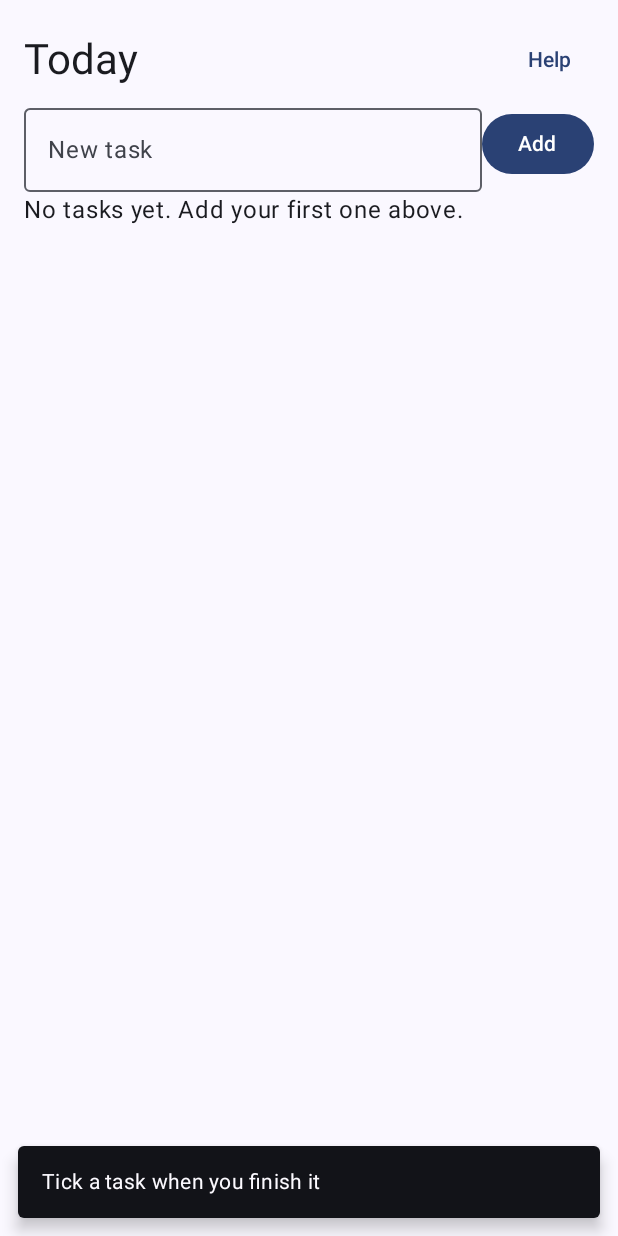
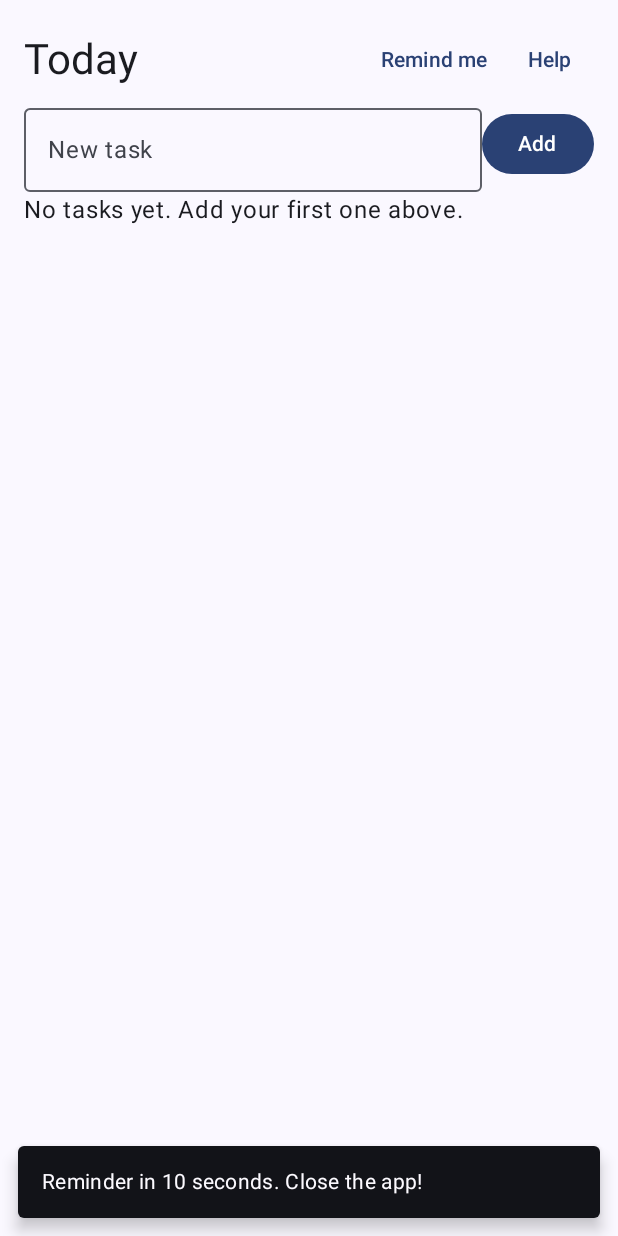
Before and after one commit to MunirahHassan/CSC402_Labs, an Android app built with Jetpack Compose: the screen it shows after launch (MainActivity), after a tap on "Help", on a phone screen of 412 x 824 dp. Run offline under Robolectric (Android 15) with nearby library versions, the phone set to English and light mode, and no system bars; our stand-ins replace Room's generated code; 1 statement that could not run was skipped; 1 other tap on this screen came first.

Commit message:
Complete Lecture 12: Implement Focus Banner and Daily Reminder

```diff
--- a/StudyPlanner/app/build.gradle.kts
+++ b/StudyPlanner/app/build.gradle.kts
@@ -61,5 +61,5 @@ dependencies {
     val roomVersion = "2.8.5"
     implementation("androidx.room:room-runtime:${roomVersion}")
     ksp("androidx.room:room-compiler:$roomVersion")
-
+    implementation("androidx.work:work-runtime-ktx:2.12.0")
 }
--- a/StudyPlanner/app/src/main/AndroidManifest.xml
+++ b/StudyPlanner/app/src/main/AndroidManifest.xml
@@ -1,7 +1,7 @@
 <?xml version="1.0" encoding="utf-8"?>
 <manifest xmlns:android="http://schemas.android.com/apk/res/android"
     xmlns:tools="http://schemas.android.com/tools">
-
+    <uses-permission android:name="android.permission.POST_NOTIFICATIONS" />
     <application
         android:allowBackup="true"
         android:dataExtractionRules="@xml/data_extraction_rules"
--- /dev/null
+++ b/StudyPlanner/app/src/main/java/sa/edu/iau/cshj/studyplanner/AirplaneMode.kt
@@ -0,0 +1,53 @@
+package sa.edu.iau.cshj.studyplanner
+
+import android.content.BroadcastReceiver
+import android.content.Context
+import android.content.Intent
+import android.content.IntentFilter
+import android.provider.Settings
+import androidx.compose.runtime.Composable
+import androidx.compose.runtime.DisposableEffect
+import androidx.compose.runtime.getValue
+import androidx.compose.runtime.mutableStateOf
+import androidx.compose.runtime.remember
+import androidx.compose.runtime.setValue
+import androidx.compose.ui.platform.LocalContext
+import androidx.core.content.ContextCompat
+
+class AirplaneModeReceiver(
+    private val onChange: (Boolean) -> Unit
+) : BroadcastReceiver() {
+    override fun onReceive(context: Context, intent: Intent) {
+        val isOn = intent.getBooleanExtra("state", false)
+        onChange(isOn)
+    }
+}
+
+fun isAirplaneModeOn(context: Context): Boolean =
+    Settings.Global.getInt(
+        context.contentResolver, Settings.Global.AIRPLANE_MODE_ON, 0
+    ) != 0
+
+@Composable
+fun rememberAirplaneModeOn(): Boolean {
+    val context = LocalContext.current
+    var isOn by remember {
+        mutableStateOf(isAirplaneModeOn(context))
+    }
+
+    DisposableEffect(context) {
+        val receiver = AirplaneModeReceiver { newValue ->
+            isOn = newValue
+        }
+        ContextCompat.registerReceiver(
+            context,
+            receiver,
+            IntentFilter(Intent.ACTION_AIRPLANE_MODE_CHANGED),
+            ContextCompat.RECEIVER_EXPORTED
+        )
+        onDispose {
+            context.unregisterReceiver(receiver)
+        }
+    }
+    return isOn
+}
--- a/StudyPlanner/app/src/main/java/sa/edu/iau/cshj/studyplanner/MainActivity.kt
+++ b/StudyPlanner/app/src/main/java/sa/edu/iau/cshj/studyplanner/MainActivity.kt
@@ -11,6 +11,8 @@ import sa.edu.iau.cshj.studyplanner.ui.theme.StudyPlannerTheme
 class MainActivity : ComponentActivity() {
     override fun onCreate(savedInstanceState: Bundle?) {
         super.onCreate(savedInstanceState)
+        createReminderChannel(this)
+        scheduleDailyReminder(this)
         enableEdgeToEdge()
         setContent {
             StudyPlannerTheme {
--- /dev/null
+++ b/StudyPlanner/app/src/main/java/sa/edu/iau/cshj/studyplanner/NotificationHelper.kt
@@ -0,0 +1,44 @@
+package sa.edu.iau.cshj.studyplanner
+
+
+import android.Manifest
+import android.app.NotificationChannel
+import android.app.NotificationManager
+import android.content.Context
+import android.content.pm.PackageManager
+import android.os.Build
+import androidx.core.app.NotificationCompat
+import androidx.core.app.NotificationManagerCompat
+import androidx.core.content.ContextCompat
+
+const val REMINDER_CHANNEL_ID = "study_reminders"
+
+fun createReminderChannel(context: Context) {
+    if (Build.VERSION.SDK_INT >= Build.VERSION_CODES.O) {
+        val channel = NotificationChannel(
+            REMINDER_CHANNEL_ID,
+            "Study reminders",
+            NotificationManager.IMPORTANCE_DEFAULT
+        )
+        channel.description = "A daily reminder of unfinished tasks"
+        val manager = context.getSystemService(NotificationManager::class.java)
+        manager.createNotificationChannel(channel)
+    }
+}
+
+fun showReminder(context: Context, unfinished: Int) {
+    if (Build.VERSION.SDK_INT >= Build.VERSION_CODES.TIRAMISU &&
+        ContextCompat.checkSelfPermission(
+            context, Manifest.permission.POST_NOTIFICATIONS
+        ) != PackageManager.PERMISSION_GRANTED
+    ) {
+        return
+    }
+    val notification = NotificationCompat
+        .Builder(context, REMINDER_CHANNEL_ID)
+        .setSmallIcon(R.drawable.ic_notifications)
+        .setContentTitle("Study Planner")
+        .setContentText("You have $unfinished unfinished tasks.")
+        .build()
+    NotificationManagerCompat.from(context).notify(1, notification)
+}
--- /dev/null
+++ b/StudyPlanner/app/src/main/java/sa/edu/iau/cshj/studyplanner/NotificationPermission.kt
@@ -0,0 +1,20 @@
+package sa.edu.iau.cshj.studyplanner
+
+import android.Manifest
+import android.os.Build
+import androidx.activity.compose.rememberLauncherForActivityResult
+import androidx.activity.result.contract.ActivityResultContracts
+import androidx.compose.runtime.Composable
+import androidx.compose.runtime.LaunchedEffect
+
+@Composable
+fun AskNotificationPermission() {
+    if (Build.VERSION.SDK_INT < Build.VERSION_CODES.TIRAMISU) return
+    val launcher = rememberLauncherForActivityResult(
+        ActivityResultContracts.RequestPermission()
+    ) { granted ->
+    }
+    LaunchedEffect(Unit) {
+        launcher.launch(Manifest.permission.POST_NOTIFICATIONS)
+    }
+}
--- /dev/null
+++ b/StudyPlanner/app/src/main/java/sa/edu/iau/cshj/studyplanner/ReminderWorker.kt
@@ -0,0 +1,41 @@
+package sa.edu.iau.cshj.studyplanner
+
+import android.content.Context
+import androidx.work.Constraints
+import androidx.work.CoroutineWorker
+import androidx.work.ExistingPeriodicWorkPolicy
+import androidx.work.PeriodicWorkRequestBuilder
+import androidx.work.WorkManager
+import androidx.work.WorkerParameters
+import java.util.concurrent.TimeUnit
+
+class ReminderWorker(
+    context: Context,
+    params: WorkerParameters
+) : CoroutineWorker(context, params) {
+    override suspend fun doWork(): Result {
+        val database = StudyDatabase.getDatabase(applicationContext)
+        val unfinished = database.studyTaskDao().countUnfinished()
+
+        if (unfinished > 0) {
+            showReminder(applicationContext, unfinished)
+        }
+        return Result.success()
+    }
+}
+
+fun scheduleDailyReminder(context: Context) {
+    val constraints = Constraints.Builder()
+        .setRequiresBatteryNotLow(true)
+        .build()
+
+    val request = PeriodicWorkRequestBuilder<ReminderWorker>(1, TimeUnit.DAYS)
+        .setConstraints(constraints)
+        .build()
+
+    WorkManager.getInstance(context).enqueueUniquePeriodicWork(
+        "daily_reminder",
+        ExistingPeriodicWorkPolicy.KEEP,
+        request
+    )
+}
--- a/StudyPlanner/app/src/main/java/sa/edu/iau/cshj/studyplanner/StudyTaskDao.kt
+++ b/StudyPlanner/app/src/main/java/sa/edu/iau/cshj/studyplanner/StudyTaskDao.kt
@@ -18,5 +18,6 @@ interface StudyTaskDao {
     suspend fun update(task: StudyTask)
     @Delete
     suspend fun delete(task: StudyTask)
-
+    @Query("SELECT COUNT(*) FROM study_tasks WHERE is_done = 0")
+    suspend fun countUnfinished(): Int
 }
--- a/StudyPlanner/app/src/main/java/sa/edu/iau/cshj/studyplanner/ui/TodayScreen.kt
+++ b/StudyPlanner/app/src/main/java/sa/edu/iau/cshj/studyplanner/ui/TodayScreen.kt
@@ -3,7 +3,9 @@ package sa.edu.iau.cshj.studyplanner.ui
 import androidx.compose.foundation.layout.Column
 import androidx.compose.foundation.layout.Row
 import androidx.compose.foundation.layout.padding
+import androidx.compose.foundation.layout.fillMaxWidth
 import androidx.compose.material3.Button
+import androidx.compose.material3.Card
 import androidx.compose.material3.Checkbox
 import androidx.compose.material3.CircularProgressIndicator
 import androidx.compose.material3.MaterialTheme
@@ -28,17 +30,25 @@ import androidx.lifecycle.compose.collectAsStateWithLifecycle
 import androidx.lifecycle.viewmodel.compose.viewModel
 import kotlinx.coroutines.launch
 import sa.edu.iau.cshj.studyplanner.ui.StudyTask
+import sa.edu.iau.cshj.studyplanner.AskNotificationPermission
+import sa.edu.iau.cshj.studyplanner.rememberAirplaneModeOn
 
 @Composable
 fun TodayRoute(viewModel: TodayViewModel = viewModel()) {
     val uiState by viewModel.uiState.collectAsStateWithLifecycle()
+    val isFocusMode = rememberAirplaneModeOn()
+
+    AskNotificationPermission()
+
     TodayScreen(
         uiState = uiState,
+        isFocusMode = isFocusMode,
         onAddTask = { title -> viewModel.onAddTask(title) },
         onTaskCheckedChange = { task, done ->
             viewModel.onTaskCheckedChange(task, done)
         },
-        onMessageShown = { viewModel.onMessageShown() }
+        onMessageShown = { viewModel.onMessageShown() },
+        onRemindMe = { viewModel.onRemindMe() }
     )
 }
 
@@ -59,9 +69,11 @@ fun TaskRow(task: StudyTask, onCheckedChange: (StudyTask, Boolean) -> Unit) {
 @Composable
 fun TodayScreen(
     uiState: TodayUiState,
+    isFocusMode: Boolean,
     onAddTask: (String) -> Unit,
     onTaskCheckedChange: (StudyTask, Boolean) -> Unit,
-    onMessageShown: () -> Unit
+    onMessageShown: () -> Unit,
+    onRemindMe: () -> Unit
 ) {
     val snackbarHostState = remember { SnackbarHostState() }
     val scope = rememberCoroutineScope()
@@ -81,6 +93,7 @@ fun TodayScreen(
             Row(verticalAlignment = Alignment.CenterVertically) {
                 Text("Today", Modifier.weight(1f),
                     style = MaterialTheme.typography.headlineMedium)
+                TextButton(onClick = onRemindMe) { Text("Remind me") }
                 TextButton(onClick = {
                     scope.launch {
                         snackbarHostState.showSnackbar("Tick a task when you finish it")
@@ -88,10 +101,17 @@ fun TodayScreen(
                 }) { Text("Help") }
             }
 
-            // هذا هو المكون الجديد الذي يضيف حقل النص والزر
+            if (isFocusMode) {
+                Card(Modifier.fillMaxWidth()) {
+                    Text(
+                        "Focus mode: airplane mode is on. No distractions!",
+                        Modifier.padding(12.dp)
+                    )
+                }
+            }
+
             AddTaskRow(onAddTask)
 
-            // هنا يتم التحقق إذا كانت القائمة فارغة لعرض نص بديل
             when {
                 uiState.isLoading -> CircularProgressIndicator()
                 uiState.tasks.isEmpty() ->
```
Also changed, not shown: StudyPlanner/app/src/main/java/sa/edu/iau/cshj/studyplanner/ui/TodayViewModel.kt (+10 -1 lines), StudyPlanner/app/src/main/res/drawable/ic_notifications.xml (added, +20 -0 lines).
